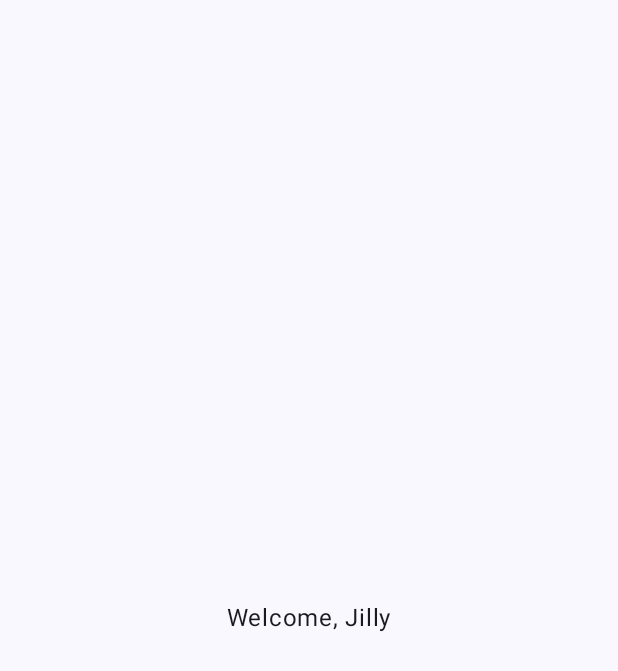
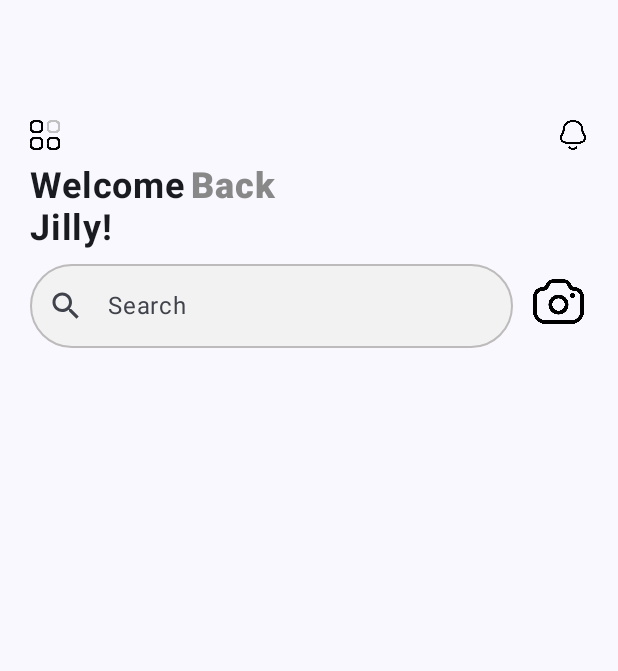
Before and after one commit to Jilly-del/Blank, an Android app built with Jetpack Compose: the HomeScreen screen opened through its navigation route, on a phone screen of 412 x 824 dp. Before the commit the part shown is almost empty. Shown: the top 671 px of the screen. Run offline under Robolectric (Android 15) with nearby library versions, the phone set to English and light mode, and no system bars.

Commit message:
started the home page

```diff
--- a/app/src/main/java/com/example/blank/MainActivity.kt
+++ b/app/src/main/java/com/example/blank/MainActivity.kt
@@ -11,6 +11,7 @@ import androidx.compose.material3.Scaffold
 import androidx.compose.ui.Modifier
 import androidx.lifecycle.viewmodel.compose.viewModel
 import com.example.blank.navigation.AppNavigation
+import com.example.blank.ui.screens.HomeScreen
 import com.example.blank.ui.theme.BlankTheme
 import com.example.blank.viewmodel.MainViewModel
 
--- a/app/src/main/java/com/example/blank/navigation/AppNavigation.kt
+++ b/app/src/main/java/com/example/blank/navigation/AppNavigation.kt
@@ -19,13 +19,8 @@ fun AppNavigation() {
 val viewmodel : MainViewModel = viewModel()
     val firstName by viewmodel.firstName.collectAsState(initial = null)
 
-    val startDestination = when {
-        firstName == null -> "get_started"
-        firstName != null -> "Home"
-        else -> "get_started"
-    }
     val navController : NavHostController = rememberNavController()
-    NavHost(navController, startDestination = startDestination) {
+    NavHost(navController, startDestination = "get_started") {
         composable (route = "get_started"){ GetStarted(navController) }
         composable(route = "sign_up") { SignUp(navController,viewmodel) }
         composable (route ="sign_in"){ SignIn(navController) }
--- /dev/null
+++ b/app/src/main/java/com/example/blank/ui/components/Header.kt
@@ -0,0 +1,123 @@
+package com.example.blank.ui.components
+
+import androidx.compose.foundation.Image
+import androidx.compose.foundation.layout.Arrangement
+import androidx.compose.foundation.layout.Column
+import androidx.compose.foundation.layout.Row
+import androidx.compose.foundation.layout.Spacer
+import androidx.compose.foundation.layout.fillMaxWidth
+import androidx.compose.foundation.layout.height
+import androidx.compose.foundation.layout.padding
+import androidx.compose.foundation.layout.width
+import androidx.compose.foundation.shape.CircleShape
+import androidx.compose.material.icons.Icons
+import androidx.compose.material.icons.filled.Search
+import androidx.compose.material3.Icon
+import androidx.compose.material3.OutlinedTextField
+import androidx.compose.material3.OutlinedTextFieldDefaults
+import androidx.compose.material3.Text
+import androidx.compose.runtime.Composable
+import androidx.compose.ui.Modifier
+import androidx.compose.ui.graphics.Color
+import androidx.compose.ui.res.painterResource
+import androidx.compose.ui.text.SpanStyle
+import androidx.compose.ui.text.buildAnnotatedString
+import androidx.compose.ui.text.font.FontWeight
+import androidx.compose.ui.text.withStyle
+import androidx.compose.ui.unit.dp
+import androidx.compose.ui.unit.sp
+import com.example.blank.R
+
+@Composable
+fun Header() {
+    Column {
+        Row(
+            modifier = Modifier
+                .fillMaxWidth(),
+            horizontalArrangement = Arrangement.SpaceBetween
+        ) {
+            Image(
+                modifier = Modifier
+                    .width(20.dp)
+                    .height(20.dp),
+                painter = painterResource(id = R.drawable.category),
+                contentDescription = "background-image",
+            )
+            Image(
+                modifier = Modifier
+                    .width(20.dp)
+                    .height(20.dp),
+                painter = painterResource(id = R.drawable.notification),
+                contentDescription = "background-image",
+            )
+        }
+        Spacer(modifier = Modifier.height(10.dp))
+        Text(
+            buildAnnotatedString {
+                withStyle(
+                    SpanStyle(
+                        fontWeight = FontWeight.Bold,
+                        fontSize = 24.sp
+                    )
+                )
+                { append("Welcome") }
+                append(" ")
+                withStyle(
+                    SpanStyle(
+                        color = Color.Gray,
+                        fontWeight = FontWeight.ExtraBold,
+                        fontSize = 24.sp
+                    )
+                )
+                { append("Back") }
+            }
+
+        )
+        Text(
+            "Jilly!",
+            fontWeight = FontWeight.Bold,
+            fontSize = 24.sp
+
+        )
+        Spacer(modifier = Modifier.height(10.dp))
+
+        Row(
+            modifier = Modifier
+                .fillMaxWidth(),
+            horizontalArrangement = Arrangement.spacedBy(10.dp)
+        ) {
+
+        OutlinedTextField(
+            value = "",
+            onValueChange = {},
+            modifier = Modifier.weight(3/4f),
+            shape = CircleShape,
+            leadingIcon = {
+                Icon(
+                    imageVector =
+                        Icons.Default.Search, contentDescription = "Search"
+                )
+            },
+            placeholder = { Text("Search") },
+            colors = OutlinedTextFieldDefaults.colors(
+                focusedTextColor = Color.Gray,
+                unfocusedTextColor =Color.Black,
+                focusedContainerColor = Color(0xFFF2F2F2),
+                unfocusedContainerColor = Color(0xFFF2F2F2),
+                unfocusedBorderColor = Color(0xFFBDBBBB),
+                focusedBorderColor = Color(0xFF565353)
+
+                )
+        )
+     Image(
+         modifier = Modifier
+             .width(40.dp)
+             .height(40.dp)
+             .padding(top = 10.dp),
+         painter = painterResource(id = R.drawable.camera),
+         contentDescription = null
+
+     )
+    }
+}
+}
--- a/app/src/main/java/com/example/blank/ui/screens/Home.kt
+++ b/app/src/main/java/com/example/blank/ui/screens/Home.kt
@@ -1,24 +1,25 @@
 package com.example.blank.ui.screens
 
-import androidx.compose.foundation.layout.Arrangement
+
+
 import androidx.compose.foundation.layout.Column
-import androidx.compose.foundation.layout.fillMaxSize
-import androidx.compose.material3.Text
+import androidx.compose.foundation.layout.padding
 import androidx.compose.runtime.Composable
-import androidx.compose.runtime.collectAsState
-import androidx.compose.ui.Alignment
 import androidx.compose.ui.Modifier
-import com.example.blank.viewmodel.MainViewModel
+import androidx.compose.ui.unit.dp
+import com.example.blank.ui.components.Header
 
 
 @Composable
 fun HomeScreen() {
-
     Column(
-        modifier = Modifier.fillMaxSize(),
-        verticalArrangement = Arrangement.Center,
-        horizontalAlignment = Alignment.CenterHorizontally
+        modifier = Modifier
+        .padding(
+             top = 80.dp,
+             start = 20.dp,
+             end = 20.dp
+    ),
     ) {
-        Text(text = "Welcome, Jilly")
+        Header()
     }
 }
```
Also changed, not shown: app/src/main/res/drawable/blacket.png (added), app/src/main/res/drawable/camera.png (added), app/src/main/res/drawable/category.png (added), app/src/main/res/drawable/cover.png (added), app/src/main/res/drawable/img2.png (added), app/src/main/res/drawable/louie.png (added), app/src/main/res/drawable/notification.png (added), app/src/main/res/drawable/slippers.png (added).
